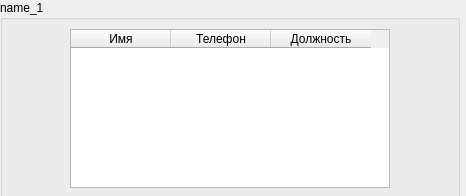
The window that Containers/Card.ui (Bigmagyshka/Quick-AD-Access) describes before a commit, drawn with Qt 5.
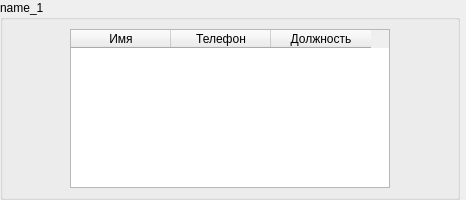
The same window after the commit.

What changed in the file:
```diff
--- a/Containers/Card.ui
+++ b/Containers/Card.ui
@@ -7,9 +7,15 @@
     <x>0</x>
     <y>0</y>
     <width>466</width>
-    <height>196</height>
+    <height>200</height>
    </rect>
   </property>
+  <property name="minimumSize">
+   <size>
+    <width>300</width>
+    <height>200</height>
+   </size>
+  </property>
   <property name="windowTitle">
    <string>Form</string>
   </property>
```
